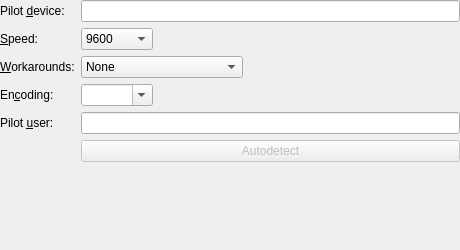
The window that kpilot/kpilot/config_page_device.ui (chusopr/kdepim-ktimetracker-akonadi) describes before a commit, drawn with Qt 5.
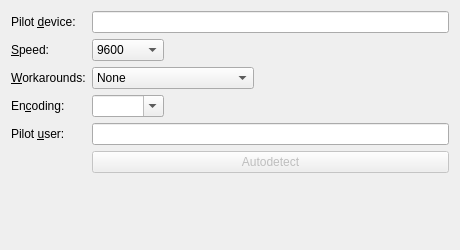
The same window after the commit. Custom widgets are drawn as their Qt base class.

What changed in the file:
```diff
--- a/kpilot/kpilot/config_page_device.ui
+++ b/kpilot/kpilot/config_page_device.ui
@@ -220,8 +220,6 @@
    </item>
   </layout>
  </widget>
- <layoutdefault spacing="6" margin="0" />
- <pixmapfunction>qPixmapFromMimeSource</pixmapfunction>
  <customwidgets>
   <customwidget>
    <class>KComboBox</class>
```
